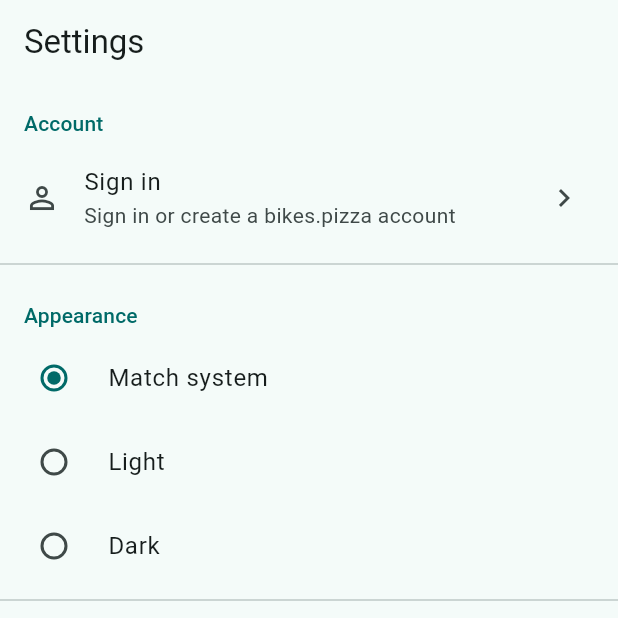
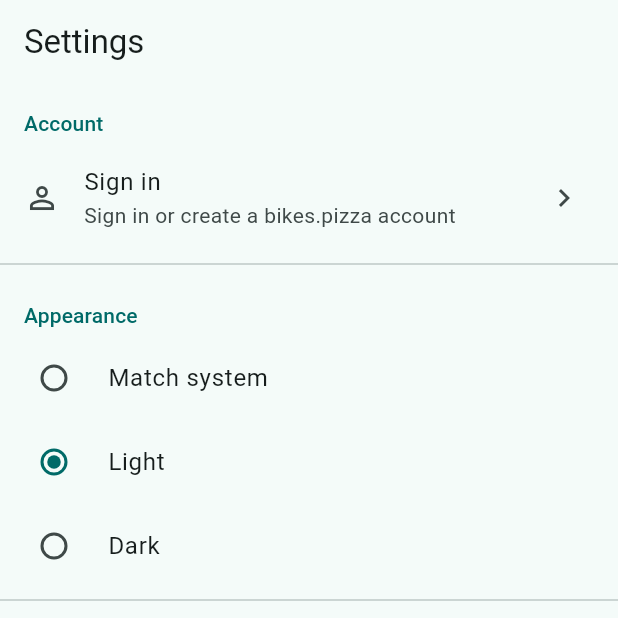
Before and after one commit to andypohl/bikes-pizza-app, a Flutter app: the screen it shows after launch, item 5 of the bottom bar chosen, on a phone screen of 412 x 824 dp, the top half of it. Run offline on Flutter 3.47's test engine with Material 3 defaults, Android fonts, the phone set to English and light mode, and no system bars; our stand-ins replace cached_network_image, cloud_functions, firebase_auth, firebase_core, flutter_widget_from_html_core, google_sign_in and 5 more; missing offline and left inert: passkeys; accounts and stored records are empty; network calls fail.

Commit message:
Start the app in light mode on every platform instead of following the device; Settings still offers System, Light and Dark
Co-Authored-By: Claude Fable 5.1 <noreply@anthropic.com>
Claude-Session: https://claude.ai/code/session_016Wb6EqGajyYiM3q5ZEhikR

```diff
--- a/lib/app_settings.dart
+++ b/lib/app_settings.dart
@@ -2,9 +2,15 @@ import 'package:flutter/material.dart';
 import 'package:shared_preferences/shared_preferences.dart';
 
 /// User-adjustable preferences, persisted with shared_preferences.
+///
+/// The app starts in light mode on every platform rather than following
+/// the device, so it looks the same everywhere until the member chooses
+/// otherwise under Settings.
 class AppSettings extends ChangeNotifier {
-  AppSettings({ThemeMode themeMode = ThemeMode.system})
+  AppSettings({ThemeMode themeMode = defaultThemeMode})
     : _themeMode = themeMode; // ignore: prefer_initializing_formals
+
+  static const defaultThemeMode = ThemeMode.light;
 
   static const _themeKey = 'theme_mode';
 
@@ -19,7 +25,7 @@ class AppSettings extends ChangeNotifier {
       final saved = prefs.getString(_themeKey);
       final mode = ThemeMode.values.firstWhere(
         (m) => m.name == saved,
-        orElse: () => ThemeMode.system,
+        orElse: () => defaultThemeMode,
       );
       return AppSettings(themeMode: mode);
     } on Object {
```
Also changed, not shown: 1 other file.
